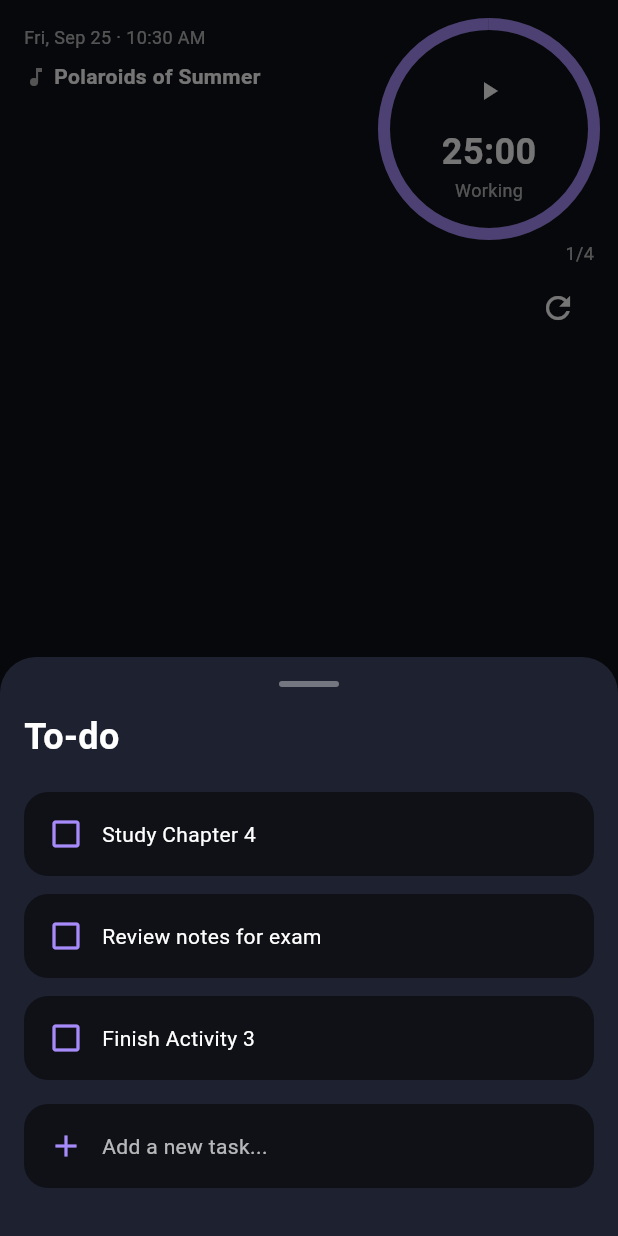
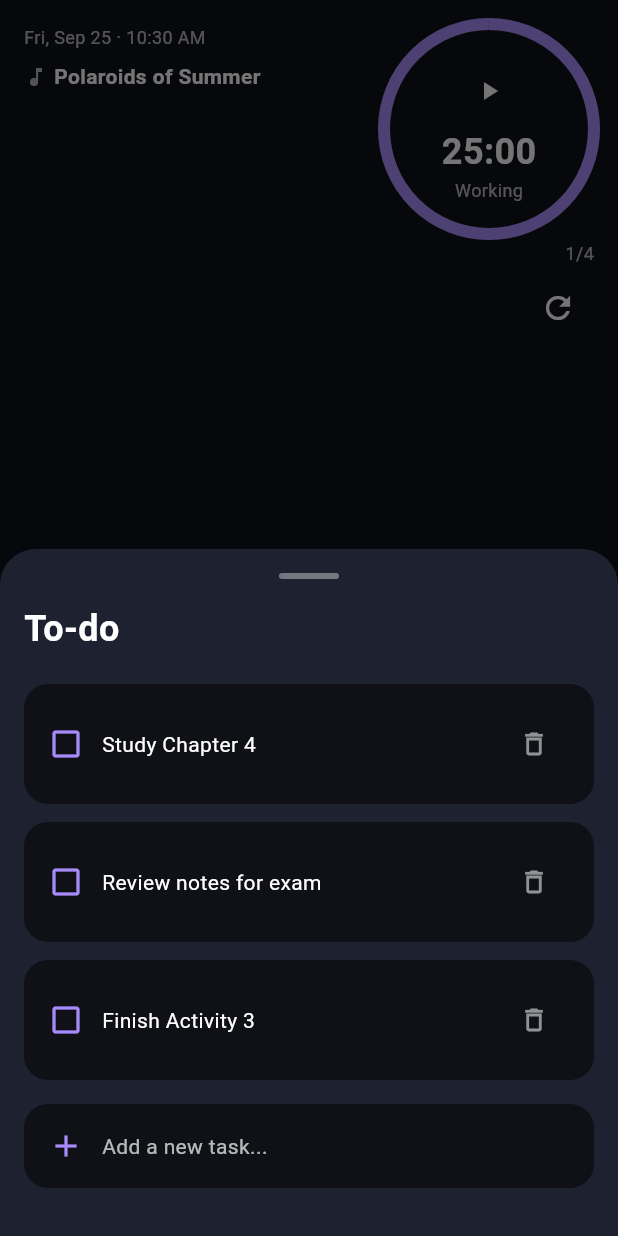
Before and after one commit to Migui-Alcantara/Drift, a Flutter app: the HomeScreen screen opened directly, item 4 of the bottom bar chosen, on a phone screen of 412 x 824 dp. Run offline on Flutter 3.47's test engine with Material 3 defaults, Android fonts, the phone set to English and light mode, and no system bars; our stand-ins replace device_preview.

Commit message:
Implement functional todo list

```diff
--- /dev/null
+++ b/lib/data/todo_task.dart
@@ -0,0 +1,9 @@
+class TodoTask {
+  String text;
+  bool completed;
+
+  TodoTask({
+    required this.text,
+    this.completed = false,
+  });
+}
--- a/lib/screens/todo_screen.dart
+++ b/lib/screens/todo_screen.dart
@@ -1,8 +1,25 @@
 import 'package:flutter/material.dart';
+import '../data/todo_task.dart';
 
-class TodoScreen extends StatelessWidget {
-  const TodoScreen({super.key});
+class TodoScreen extends StatefulWidget {
+  final List<TodoTask> tasks;
+  final Function(int) onToggle;
+  final Function(int) onDelete;
+  final Future<void> Function() onAdd;
 
+  const TodoScreen({
+    super.key,
+    required this.tasks,
+    required this.onToggle,
+    required this.onDelete,
+    required this.onAdd,
+  });
+
+  @override
+  State<TodoScreen> createState() => _TodoScreenState();
+}
+
+class _TodoScreenState extends State<TodoScreen> {
   @override
   Widget build(BuildContext context) {
     return SafeArea(
@@ -27,13 +44,33 @@ class TodoScreen extends StatelessWidget {
 
             const SizedBox(height: 20),
 
-            _todoRow('Study Chapter 4'),
-            _todoRow('Review notes for exam'),
-            _todoRow('Finish Activity 3'),
+            if (widget.tasks.isEmpty)
+              const Padding(
+                padding: EdgeInsets.symmetric(vertical: 20),
+                child: Center(
+                  child: Text(
+                    'No tasks yet.',
+                    style: TextStyle(
+                      color: Colors.white54,
+                      fontSize: 14,
+                    ),
+                  ),
+                ),
+              )
+            else
+              ...List.generate(
+                widget.tasks.length,
+                (index) => _todoRow(index),
+              ),
 
             const SizedBox(height: 4),
 
-            Container(
+            GestureDetector(
+              onTap: () async {
+                await widget.onAdd();
+                setState(() {});
+                },
+              child: Container(
                 width: double.infinity,
                 padding: const EdgeInsets.all(16),
                 decoration: BoxDecoration(
@@ -59,6 +96,7 @@ class TodoScreen extends StatelessWidget {
                   ],
                 ),
               ),
+            ),
 
             const SizedBox(height: 16),
           ],
@@ -80,7 +118,9 @@ class TodoScreen extends StatelessWidget {
     );
   }
 
-  Widget _todoRow(String task) {
+  Widget _todoRow(int index) {
+    final task = widget.tasks[index];
+
     return Container(
       margin: const EdgeInsets.only(bottom: 12),
       padding: const EdgeInsets.all(16),
@@ -90,20 +130,48 @@ class TodoScreen extends StatelessWidget {
       ),
       child: Row(
         children: [
-          const Icon(
-            Icons.check_box_outline_blank,
-            color: Color(0xFFA78BFA),
+          GestureDetector(
+            onTap: () {
+              widget.onToggle(index);
+
+              setState(() {});
+            },
+            child: Icon(
+              task.completed
+                  ? Icons.check_box
+                  : Icons.check_box_outline_blank,
+              color: const Color(0xFFA78BFA),
+            ),
           ),
 
           const SizedBox(width: 12),
 
           Expanded(
             child: Text(
-              task,
-              style: const TextStyle(
-                color: Colors.white,
+              task.text,
+              style: TextStyle(
+                color: task.completed
+                    ? Colors.white54
+                    : Colors.white,
                 fontSize: 14,
+                decoration: task.completed
+                    ? TextDecoration.lineThrough
+                    : TextDecoration.none,
+                decorationColor: Colors.white54,
               ),
+            ),
+          ),
+
+          IconButton(
+            onPressed: () {
+              widget.onDelete(index);
+
+              setState(() {});
+            },
+            icon: const Icon(
+              Icons.delete_outline,
+              color: Colors.white54,
+              size: 20,
             ),
           ),
         ],
```
Also changed, not shown: lib/screens/home_screen.dart (+100 -1 lines). Lines whose indentation alone changed are shown as unchanged.
